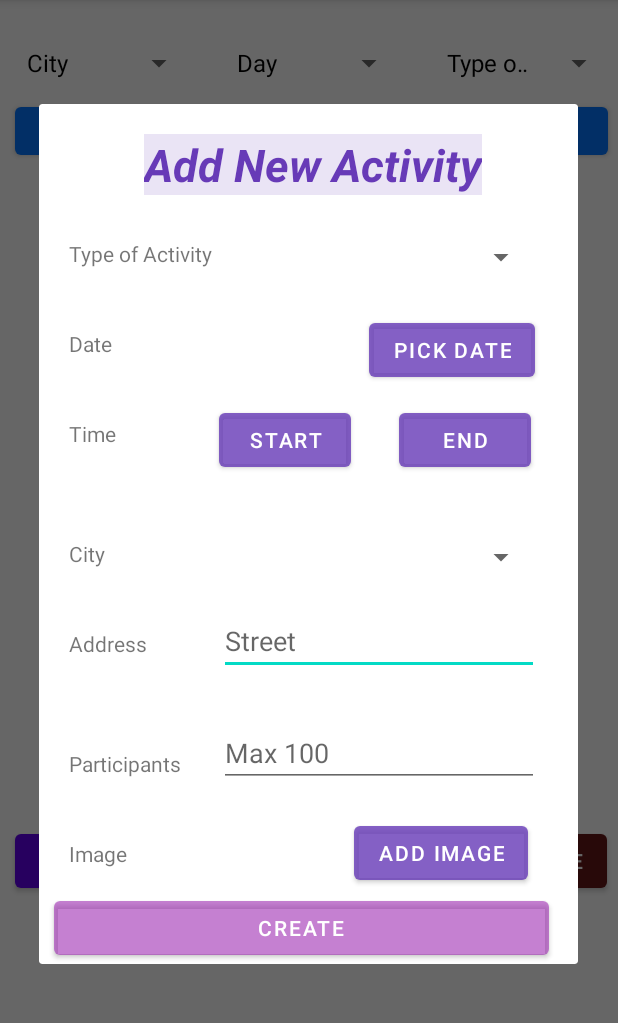
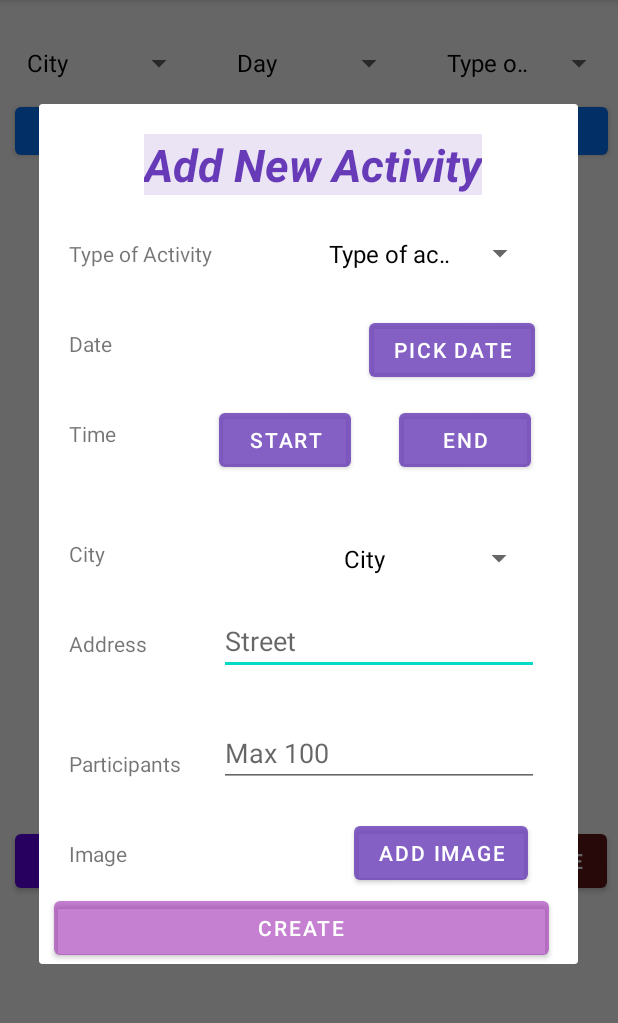
Before and after one commit to NirViko/SocialSportApp, an Android app: the homePage screen opened directly, with no data from a screen before it, after a tap on "ADD", on a phone screen of 412 x 824 dp, the part 84-1107 px from its top. Run offline under Robolectric (Android 15) with nearby library versions, the phone set to English and light mode, and no system bars; our stand-ins replace Firebase (no records; nobody signed in at launch, a user with empty details on screens opened directly).

```diff
--- a/app/src/main/res/layout/activity_add.xml
+++ b/app/src/main/res/layout/activity_add.xml
@@ -69,15 +69,15 @@
 
     <Spinner
         android:id="@+id/spinnerCity"
-        android:layout_width="62dp"
-        android:layout_height="44dp"
+        android:layout_width="135dp"
+        android:layout_height="46dp"
+        android:layout_marginStart="195dp"
+        android:layout_marginLeft="195dp"
+        android:layout_marginTop="280dp"
         app:layout_constraintBottom_toBottomOf="parent"
         app:layout_constraintLeft_toLeftOf="parent"
         app:layout_constraintRight_toRightOf="parent"
         app:layout_constraintTop_toTopOf="parent"
-        android:layout_marginStart="270dp"
-        android:layout_marginLeft="80dp"
-        android:layout_marginTop="280dp"
 
         />
 
@@ -142,18 +142,17 @@
 
     <Spinner
         android:id="@+id/TypeOfActivityAdd"
-        android:layout_width="62dp"
-        android:layout_height="44dp"
+        android:layout_width="146dp"
+        android:layout_height="39dp"
+        android:layout_marginStart="185dp"
+        android:layout_marginLeft="185dp"
+        android:layout_marginTop="80dp"
         app:layout_constraintBottom_toBottomOf="parent"
         app:layout_constraintLeft_toLeftOf="parent"
         app:layout_constraintRight_toRightOf="parent"
         app:layout_constraintTop_toTopOf="parent"
-        android:layout_marginStart="270dp"
-        android:layout_marginLeft="250dp"
-        android:layout_marginTop="80dp"
 
         />
-
 
     <Button
         android:id="@+id/StartBtn"
```
Also changed, not shown: app/src/main/java/com/example/socialsportapp/homePage.java (+25 -12 lines).
